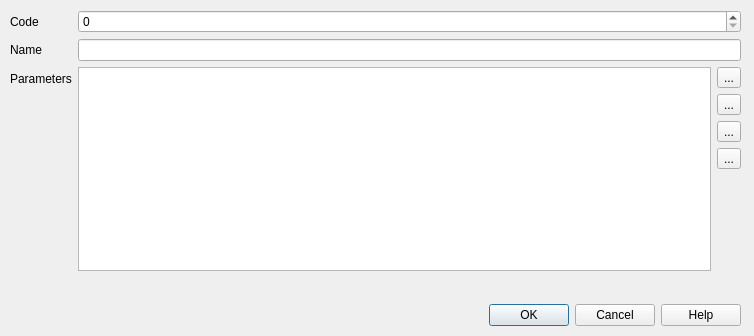
Before: the Qt Designer form src/cdlgmdfdmaction.ui in grodansparadis/vscp-works-qt, drawn with Qt 5.
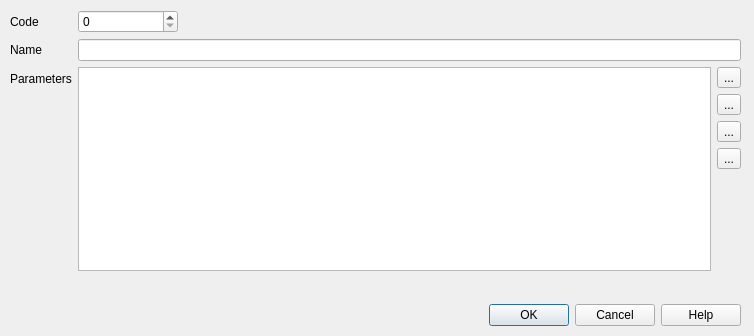
After: the same form once the commit is applied. Icons and pictures are not drawn.

What changed in the file:
```diff
--- a/src/cdlgmdfdmaction.ui
+++ b/src/cdlgmdfdmaction.ui
@@ -51,6 +51,12 @@
     </item>
     <item row="0" column="1">
      <widget class="QSpinBox" name="spinCode">
+      <property name="maximumSize">
+       <size>
+        <width>100</width>
+        <height>16777215</height>
+       </size>
+      </property>
       <property name="maximum">
        <number>65535</number>
       </property>
@@ -91,23 +97,6 @@
       </item>
       <item>
        <layout class="QVBoxLayout" name="verticalLayout">
-        <item>
-         <widget class="QToolButton" name="btnEditActionParam">
-          <property name="toolTip">
-           <string>Edit action parameter item</string>
-          </property>
-          <property name="text">
-           <string>...</string>
-          </property>
-          <property name="icon">
-           <iconset resource="vscpworks.qrc">
-            <normaloff>:/pencil.svg</normaloff>:/pencil.svg</iconset>
-          </property>
-          <property name="shortcut">
-           <string>Ctrl+E</string>
-          </property>
-         </widget>
-        </item>
         <item>
          <widget class="QToolButton" name="btnAddActionParam">
           <property name="toolTip">
@@ -125,6 +114,23 @@
           </property>
          </widget>
         </item>
+        <item>
+         <widget class="QToolButton" name="btnEditActionParam">
+          <property name="toolTip">
+           <string>Edit action parameter item</string>
+          </property>
+          <property name="text">
+           <string>...</string>
+          </property>
+          <property name="icon">
+           <iconset resource="vscpworks.qrc">
+            <normaloff>:/pencil.svg</normaloff>:/pencil.svg</iconset>
+          </property>
+          <property name="shortcut">
+           <string>Ctrl+E</string>
+          </property>
+         </widget>
+        </item>
         <item>
          <widget class="QToolButton" name="btnDupActionParam">
           <property name="toolTip">
```
